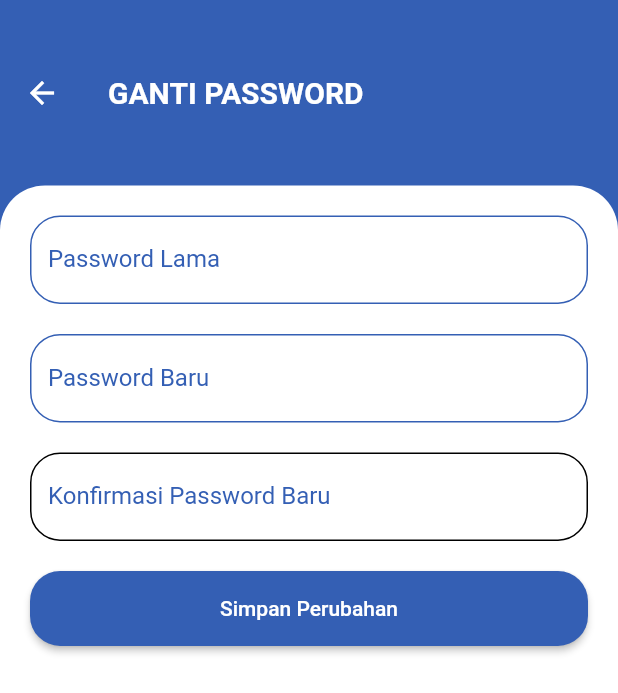
After one commit to wwdnn/PROYEK4_NERA, a Flutter app: the ProfileView screen opened by its route, after a tap on "Ganti Password", on a phone screen of 412 x 824 dp. The commit adds this screen. Shown: the top 693 px of the screen. Run offline on Flutter 3.47's test engine with Material 2 defaults, Android fonts, the light colour scheme and no system bars; our stand-ins replace carousel_slider, curved_navigation_bar, get, percent_indicator, sliding_up_panel; network calls fail.

Commit message:
Fitur Ganti Password --v 1.0

```diff
--- a/lib/main.dart
+++ b/lib/main.dart
@@ -1,5 +1,6 @@
 import 'package:flutter/material.dart';
 import 'package:get/get.dart';
+import 'package:proyek4_nera/routes/app_pages.dart';
 import 'package:proyek4_nera/widgets/base_page.dart';
 import 'package:proyek4_nera/widgets/splash.dart';
 
@@ -16,6 +17,7 @@ class MyApp extends StatelessWidget {
       home: BasePage(),
       // initialRoute: AppPages.INITIAL,
       // getPages: AppPages.routes,
+      getPages: AppPages.pages,
       theme: ThemeData(
         pageTransitionsTheme: PageTransitionsTheme(
           builders: {
--- /dev/null
+++ b/lib/pages/auth/changepass_view.dart
@@ -0,0 +1,132 @@
+import 'package:get/get.dart';
+import 'package:flutter/material.dart';
+
+class ChangePassView extends GetView {
+  @override
+  Widget build(BuildContext context) {
+    return Scaffold(
+      body: Container(
+        decoration: BoxDecoration(color: Color(0xFF345FB4)),
+        child: Column(
+          children: [
+            SafeArea(
+              child: Container(
+                height: Get.height * 0.15,
+                child: Center(
+                  child: ListTile(
+                    leading: Icon(
+                      Icons.arrow_back,
+                      color: Colors.white,
+                    ),
+                    title: Text(
+                      "GANTI PASSWORD",
+                      style: TextStyle(
+                          color: Colors.white,
+                          fontSize: 20,
+                          fontWeight: FontWeight.bold),
+                    ),
+                    onTap: () => Get.back(),
+                  ),
+                ),
+              ),
+            ),
+            Expanded(
+              child: Container(
+                decoration: BoxDecoration(
+                  color: Colors.white,
+                  borderRadius: BorderRadius.only(
+                    topLeft: Radius.circular(30),
+                    topRight: Radius.circular(30),
+                  ),
+                ),
+                child: SingleChildScrollView(
+                  child: Column(
+                    children: [
+                      // input password lama
+                      Container(
+                        margin: EdgeInsets.only(top: 20, left: 20, right: 20),
+                        child: TextField(
+                          decoration: InputDecoration(
+                            labelText: "Password Lama",
+                            labelStyle: TextStyle(
+                              color: Color(0xFF345FB4),
+                            ),
+                            focusedBorder: OutlineInputBorder(
+                              borderSide: BorderSide(color: Color(0xFF345FB4)),
+                              borderRadius: BorderRadius.circular(20),
+                            ),
+                            enabledBorder: OutlineInputBorder(
+                              borderSide: BorderSide(color: Color(0xFF345FB4)),
+                              borderRadius: BorderRadius.circular(20),
+                            ),
+                          ),
+                        ),
+                      ),
+                      // input password baru
+                      Container(
+                        margin: EdgeInsets.only(top: 20, left: 20, right: 20),
+                        child: TextField(
+                          decoration: InputDecoration(
+                            labelText: "Password Baru",
+                            labelStyle: TextStyle(
+                              color: Color(0xFF345FB4),
+                            ),
+                            focusedBorder: OutlineInputBorder(
+                              borderSide: BorderSide(color: Color(0xFF345FB4)),
+                              borderRadius: BorderRadius.circular(20),
+                            ),
+                            enabledBorder: OutlineInputBorder(
+                              borderSide: BorderSide(color: Color(0xFF345FB4)),
+                              borderRadius: BorderRadius.circular(20),
+                            ),
+                          ),
+                        ),
+                      ),
+                      // input konfirmasi password baru
+                      Container(
+                        margin: EdgeInsets.only(top: 20, left: 20, right: 20),
+                        child: TextField(
+                          decoration: InputDecoration(
+                            labelText: "Konfirmasi Password Baru",
+                            labelStyle: TextStyle(
+                              color: Color(0xFF345FB4),
+                            ),
+                            focusedBorder: OutlineInputBorder(
+                              borderSide: BorderSide(color: Color(0xFF345FB4)),
+                              borderRadius: BorderRadius.circular(20),
+                            ),
+                            enabledBorder: OutlineInputBorder(
+                              borderSide: BorderSide(
+                                  color: Color.fromARGB(255, 0, 0, 0)),
+                              borderRadius: BorderRadius.circular(20),
+                            ),
+                          ),
+                        ),
+                      ),
+                      // tombol simpan
+                      Container(
+                        margin: EdgeInsets.only(top: 20, left: 20, right: 20),
+                        child: ElevatedButton(
+                          onPressed: () {},
+                          child: Text("Simpan Perubahan"),
+                          style: ElevatedButton.styleFrom(
+                            backgroundColor: Color(0xFF345FB4),
+                            shape: RoundedRectangleBorder(
+                              borderRadius: BorderRadius.circular(20),
+                            ),
+                            fixedSize: Size(Get.width, 50),
+                          ),
+                        ),
+                      ),
+                      SizedBox(height: 20),
+                    ],
+                  ),
+                ),
+              ),
+            ),
+          ],
+        ),
+      ),
+    );
+  }
+}
--- a/lib/pages/profile_view.dart
+++ b/lib/pages/profile_view.dart
@@ -1,5 +1,6 @@
 import "package:get/get.dart";
 import 'package:flutter/material.dart';
+import 'package:proyek4_nera/routes/app_routes.dart';
 
 import '../controllers/profile_controller.dart';
 
@@ -116,17 +117,33 @@ class ProfileView extends GetView<ProfileController> {
                     color: Color.fromARGB(255, 255, 255, 255),
                   ),
                   child: ListTile(
-                    leading:
-                        Image.asset('assets/logo/menuProfile${index + 1}.png'),
+                      leading: Image.asset(
+                          'assets/logo/menuProfile${index + 1}.png'),
                       title: Text(
                         // ignore: unnecessary_string_interpolations
                         '${profileC.menuProfile[index]}',
-                      style:
-                          TextStyle(fontSize: 18, fontWeight: FontWeight.bold),
+                        style: TextStyle(
+                            fontSize: 18, fontWeight: FontWeight.bold),
                       ),
                       trailing: Icon(Icons.arrow_forward_ios,
                           size: 15, color: Colors.black),
-                  ),
+                      // tap to navigate
+                      onTap: () {
+                        // switch case
+                        switch (index) {
+                          case 0:
+                            Get.toNamed(RouteName.changePassword);
+                            break;
+                          case 1:
+                            Get.toNamed(RouteName.tanyaNera);
+                            break;
+                          case 2:
+                            print('tap menu 3');
+                            break;
+                          default:
+                            break;
+                        }
+                      }),
                 );
               },
               childCount: profileC.menuProfile.length,
--- /dev/null
+++ b/lib/pages/tanyaNera_view.dart
@@ -0,0 +1,20 @@
+import 'package:get/get.dart';
+import 'package:flutter/material.dart';
+
+class TanyaNeraView extends GetView {
+  @override
+  Widget build(BuildContext context) {
+    return Scaffold(
+      appBar: AppBar(
+        title: Text('Tanya Nera'),
+        centerTitle: true,
+      ),
+      body: Center(
+        child: Text(
+          'TanyaNeraView is working',
+          style: TextStyle(fontSize: 20),
+        ),
+      ),
+    );
+  }
+}
--- a/lib/routes/app_pages.dart
+++ b/lib/routes/app_pages.dart
@@ -8,28 +8,32 @@ import '../bindings/home_binding.dart';
 import '../bindings/profile_binding.dart';
 
 // Import View
+import '../pages/auth/changePass_view.dart';
 import '../pages/departments_view.dart';
 import '../pages/home_view.dart';
 import '../pages/profile_view.dart';
+import '../pages/tanyaNera_view.dart';
 
 import 'app_routes.dart';
 
 class AppPages {
   static final pages = [
+    GetPage(name: RouteName.home, page: () => HomeV(), binding: HomeB()),
     GetPage(
-      name: RouteName.home,
-      page: () => HomeV(),
-      binding: HomeB()
+        name: RouteName.departments,
+        page: () => DepartmentsView(),
+        binding: DepartementsBinding()),
+    GetPage(
+        name: RouteName.profile,
+        page: () => ProfileView(),
+        binding: ProfileBinding()),
+    GetPage(
+      name: RouteName.changePassword,
+      page: () => ChangePassView(),
     ),
     GetPage(
-      name: RouteName.departments,
-      page: () => DepartmentsView(),
-      binding: DepartementsBinding()
+      name: RouteName.tanyaNera,
+      page: () => TanyaNeraView(),
     ),
-    GetPage(
-      name: RouteName.profile,
-      page: () => ProfileView(),
-      binding: ProfileBinding()
-    )
   ];
 }
--- a/lib/routes/app_routes.dart
+++ b/lib/routes/app_routes.dart
@@ -1,5 +1,9 @@
-abstract class RouteName{
+abstract class RouteName {
   static const String home = '/';
-  static const String departments = '/departements';
+  static const String departments = '/departments';
   static const String profile = '/profile';
+  static const String tanyaNera = '/tanya-nera';
+
+  // Auth
+  static const String changePassword = '/change-password';
 }
```
Lines whose indentation alone changed are shown as unchanged.
